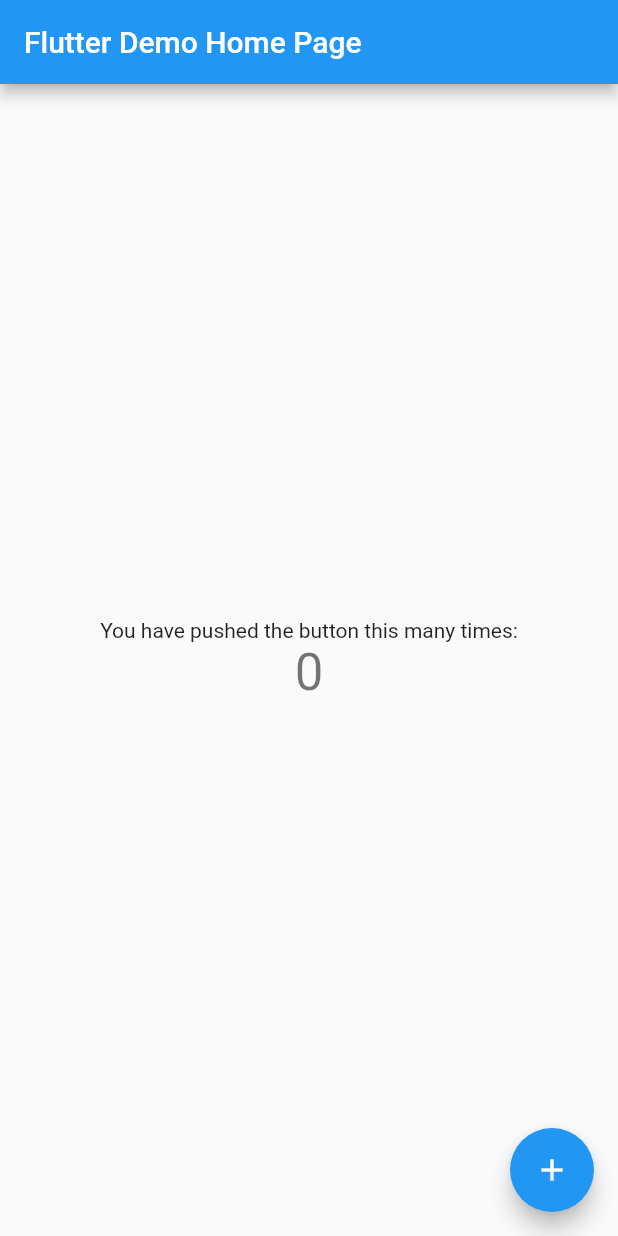
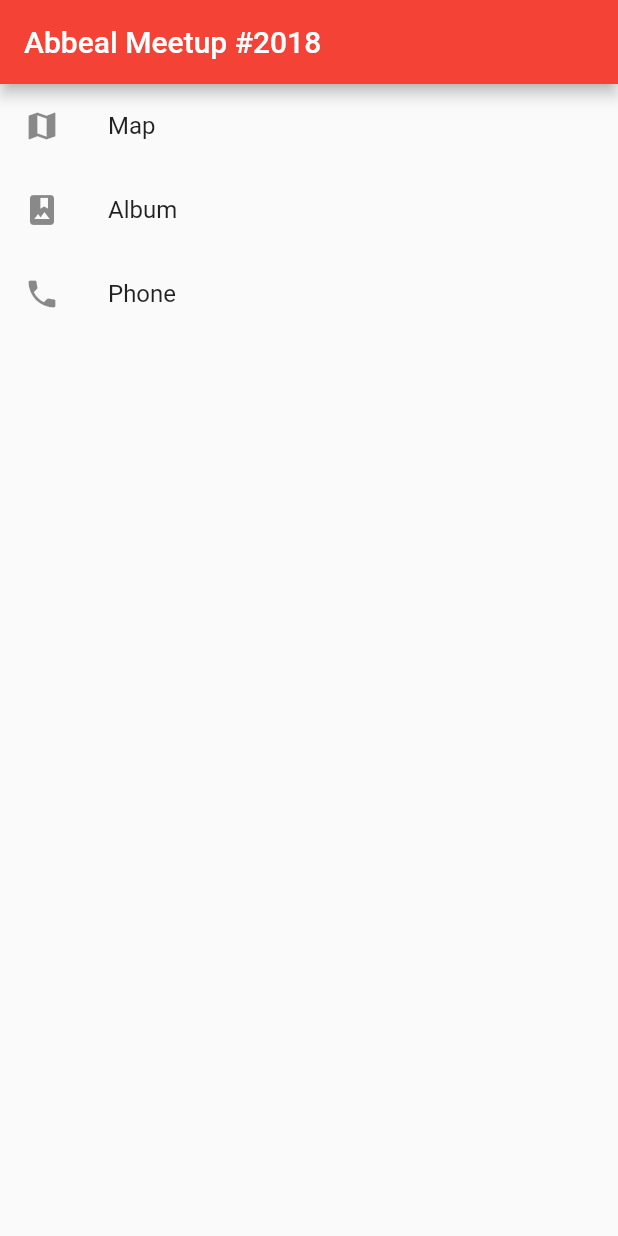
Before and after one commit to Siniliote/flutter_conf_141118, a Flutter app: the screen it shows after launch, on a phone screen of 412 x 824 dp. Run offline on Flutter 3.47's test engine with Material 2 defaults, Android fonts, the phone set to English and light mode, and no system bars.

Commit message:
fix(todo): step1

```diff
--- a/lib/main.dart
+++ b/lib/main.dart
@@ -10,11 +10,9 @@ class MyApp extends StatelessWidget {
     return MaterialApp(
       title: 'Flutter Demo',
       theme: ThemeData(
-        //@TODO: 2- Change color to Colors.red
-        primarySwatch: Colors.blue,
+        primarySwatch: Colors.red,
       ),
-      //@TODO: 1- Change title "Abbeal Meetup #2018"
-      home: MyHomePage(title: 'Flutter Demo Home Page'),
+      home: MyHomePage(title: 'Abbeal Meetup #2018'),
     );
   }
 }
--- a/lib/pages/home.dart
+++ b/lib/pages/home.dart
@@ -10,14 +10,6 @@ class MyHomePage extends StatefulWidget {
 }
 
 class _MyHomePageState extends State<MyHomePage> {
-  int _counter = 0;
-
-  void _incrementCounter() {
-    setState(() {
-      _counter++;
-    });
-  }
-
   @override
   Widget build(BuildContext context) {
     return Scaffold(
@@ -25,26 +17,23 @@ class _MyHomePageState extends State<MyHomePage> {
         title: Text(widget.title),
       ),
       body: Center(
-        //@TODO: 3- Change to ListView
-        //@see: https://flutter.io/docs/cookbook/lists/basic-list
-        child: Column(
-          mainAxisAlignment: MainAxisAlignment.center,
+        child: ListView(
           children: <Widget>[
-            Text(
-              'You have pushed the button this many times:',
+            ListTile(
+              leading: Icon(Icons.map),
+              title: Text('Map'),
             ),
-            Text(
-              '$_counter',
-              style: Theme.of(context).textTheme.display1,
+            ListTile(
+              leading: Icon(Icons.photo_album),
+              title: Text('Album'),
+            ),
+            ListTile(
+              leading: Icon(Icons.phone),
+              title: Text('Phone'),
             ),
           ],
         ),
       ),
-      floatingActionButton: FloatingActionButton(
-        onPressed: _incrementCounter,
-        tooltip: 'Increment',
-        child: Icon(Icons.add),
-      ),
     );
   }
 }
```
